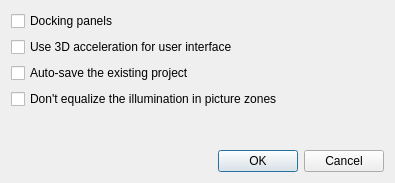
Old version of the form ui/SettingsDialog.ui in the repository ImageProcessing-ElectronicPublications/scantailor-deviant.
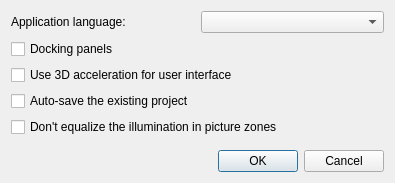
New version of the form.

Commit message: App language selection setting

What changed in the file:
```diff
--- a/ui/SettingsDialog.ui
+++ b/ui/SettingsDialog.ui
@@ -14,6 +14,27 @@
    <string>Settings</string>
   </property>
   <layout class="QVBoxLayout" name="verticalLayout">
+   <item>
+    <layout class="QHBoxLayout" name="horizontalLayout">
+     <item>
+      <widget class="QLabel" name="label">
+       <property name="text">
+        <string>Application language:</string>
+       </property>
+      </widget>
+     </item>
+     <item>
+      <widget class="QComboBox" name="language">
+       <property name="maximumSize">
+        <size>
+         <width>200</width>
+         <height>16777215</height>
+        </size>
+       </property>
+      </widget>
+     </item>
+    </layout>
+   </item>
    <item>
     <widget class="QCheckBox" name="docking">
      <property name="text">
```
The commit also changes 7 other files.
